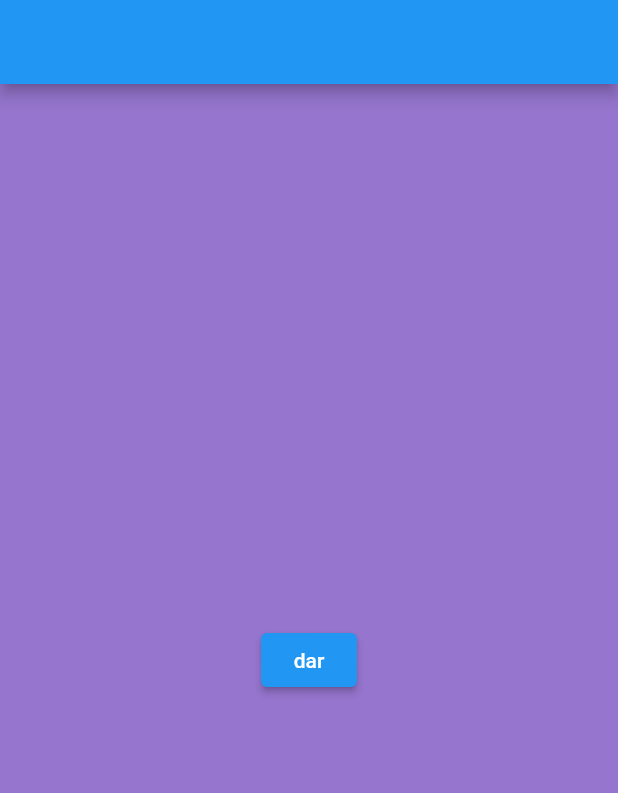
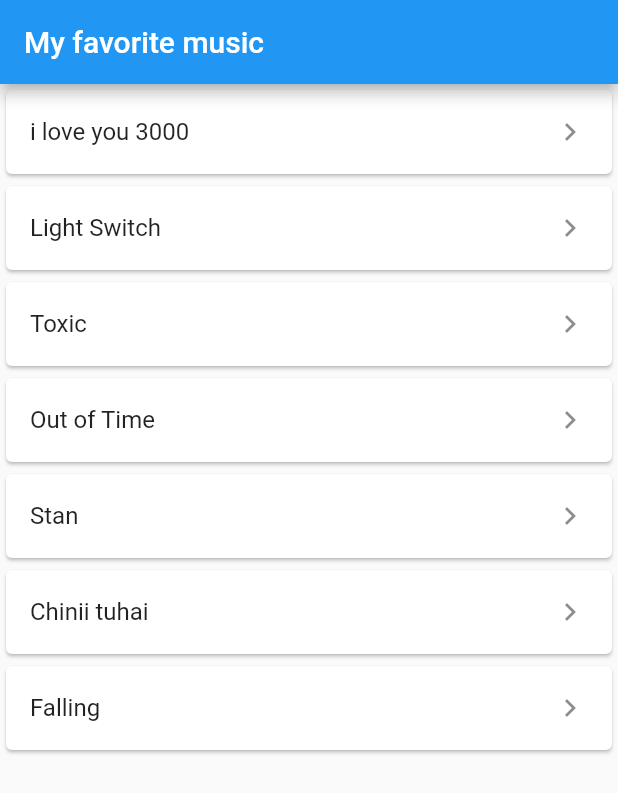
Before and after one commit to omonh/class_app, a Flutter app: the screen it shows after launch, on a phone screen of 412 x 824 dp. Shown: the top 793 px of the screen. Run offline on Flutter 3.47's test engine with Material 2 defaults, Android fonts, the phone set to English and light mode, and no system bars; our stand-ins replace google_fonts.

```diff
--- /dev/null
+++ b/lib/data/lyrics.dart
@@ -0,0 +1,103 @@
+const iloveyou3000 = '''
+Baby, take my hand
+I want you to be my husband
+'Cause you're my Iron Man
+And I love you 3000
+Baby, take a chance
+'Cause I want this to be something
+Straight out of a Hollywood movie
+I see you standing there
+In your hulk outerwear
+And all I can think
+Is where is the ring
+'Cause I know you wanna ask
+Scared the moment will pass
+I can see it in your eyes
+Just take me by surprise
+And all my friends they tell me they see
+You're planning to get on one knee
+But I want it to be out of the blue
+So make sure I have no clue
+When you ask
+Baby, take my hand
+I want you to be my husband
+'Cause you're my Iron Man
+And I love you 3000
+''';
+
+const lightswitch = '''
+Why you callin' at 11:30
+When you only wanna do me dirty? (Uh-huh-uh)
+But I hit right back 'cause you got that, that, yeah
+Why you always wanna act like lovers?
+But you never wanna be each other's (uh-huh-uh)
+I say don't look back but I go right back, yeah
+All of a sudden, I'm hypnotized
+You're the one that I can't deny
+Every time that I say I'm gonna walk away
+''';
+
+const toxic= '''
+Baby, can't you see I'm calling?
+A guy like you should wear a warning
+It's dangerous, I'm falling
+There's no escape, I can't wait
+I need a hit, baby, give me it
+You're dangerous, I'm loving it
+Too high, can't come down
+Losing my head, spinnin' 'round and 'round
+Do you feel me now?
+''';
+
+const outoftime= '''
+I've been thinkin' maybe
+Things were never the way we made 'em out to be
+How we thought they were, lately, I'm not sure
+One thing for sure
+Is when we're together
+We're toxic as ever
+Make no mistake, all the roads lead
+To we shouldn't be together
+''';
+
+const stan = '''
+My tea's gone cold I'm wondering why I
+Got out of bed at all
+The morning rain clouds up my window
+And I can't see at all
+And even if I could it'll all be gray
+Put your picture on my wall
+It reminds me, that it's not so bad
+It's not so bad
+''';
+
+const chiniiTuhai = '''
+Baby, take my hand
+I want you to be my husband
+'Cause you're my Iron Man
+And I love you 3000
+Baby, take a chance
+'Cause I want this to be something
+Straight out of a Hollywood movi
+''';
+
+const falling = '''
+I'm in my bed
+And you're not here
+And there's no one to blame
+But the drink in my wandering hands
+Forget what I said
+It's not what I meant
+And I can't take it back
+I can't unpack the baggage you left
+''';
+
+const idToLyrics = {
+  0: iloveyou3000,
+  1: lightswitch,
+  2: toxic,
+  3: outoftime,
+  4: stan,
+  5: chiniiTuhai,
+  6: falling,
+};
--- /dev/null
+++ b/lib/data/songs.dart
@@ -0,0 +1,9 @@
+const songsTitles = [
+ 'i love you 3000',
+ 'Light Switch',
+ 'Toxic',
+ 'Out of Time',
+ 'Stan',
+ 'Chinii tuhai',
+ 'Falling',
+];
--- a/lib/homeScreen.dart
+++ /dev/null
@@ -1,29 +0,0 @@
-
-import 'package:class_app/second_screen.dart';
-import 'package:flutter/material.dart';
-
-class HomeScreen extends StatelessWidget {
-  const HomeScreen({Key? key}) : super(key: key);
-
-  @override
-  Widget build(BuildContext context) {
-    return Scaffold(
-      appBar: AppBar(),
-      body: Container(
-        color: Colors.deepPurple.shade300,
-        child: Center(
-          child: ElevatedButton(
-            child: Text('dar'),
-            onPressed: () {
-              print('Hello');
-              Navigator.push(
-                context,
-                MaterialPageRoute(builder: (context) => SecondScreen(name: "jonathan",)),
-              );
-            },
-          ),
-        ),
-      ),
-    );
-  }
-}
--- a/lib/main.dart
+++ b/lib/main.dart
@@ -1,16 +1,16 @@
+import 'package:class_app/screens/homescreen.dart';
 import 'package:flutter/material.dart';
-import 'package:class_app/homeScreen.dart';
-void main () {
-  runApp(MyApp());
+
+void main(){
+  runApp(MusicApp());
 }
-
-class MyApp extends StatelessWidget {
-  const MyApp({ Key? key }) : super(key: key);
+class MusicApp extends StatelessWidget {
+  const MusicApp({ Key? key }) : super(key: key);
 
   @override
   Widget build(BuildContext context) {
     return MaterialApp(
-      home: HomeScreen(),
+      home: Homescreen(),
 
     );
   }
--- /dev/null
+++ b/lib/screens/homescreen.dart
@@ -0,0 +1,47 @@
+import 'package:class_app/data/songs.dart';
+import 'package:class_app/screens/lyrics_screen.dart';
+import 'package:flutter/material.dart';
+import '../data/songs.dart';
+
+class Homescreen extends StatelessWidget {
+  const Homescreen({Key? key}) : super(key: key);
+
+  @override
+  Widget build(BuildContext context) {
+    return Scaffold(
+      appBar: AppBar(title: Text('My favorite music ')),
+      body: Songlist(),
+    );
+  }
+}
+
+class Songlist extends StatelessWidget {
+  const Songlist({Key? key}) : super(key: key);
+
+  @override
+  Widget build(BuildContext context) {
+    return ListView.builder(
+      itemCount: songsTitles.length,
+      itemBuilder: (context, index) {
+        return Card(
+          child: ListTile(
+            title: Text(songsTitles[index]),
+            trailing: Icon(Icons.chevron_right),
+            onTap: (){
+              print(songsTitles[index]);
+              Navigator.push(
+                context,
+                MaterialPageRoute(
+                  builder: (context) => LyricsScreen(
+                    id: index,
+                    songTitle: songsTitles[index],),
+
+                ),
+              );
+            },
+          ),
+        );
+      },
+    );
+  }
+}
--- a/pubspec.yaml
+++ b/pubspec.yaml
@@ -29,6 +29,7 @@ environment:
 dependencies:
   flutter:
     sdk: flutter
+  google_fonts: ^2.3.1
 
 
   # The following adds the Cupertino Icons font to your application.
```
Also changed, not shown: lib/screens/lyrics_screen.dart (added, +50 -0 lines), lib/second_screen.dart (deleted, +0 -27 lines), pubspec.lock, 1 other file.
